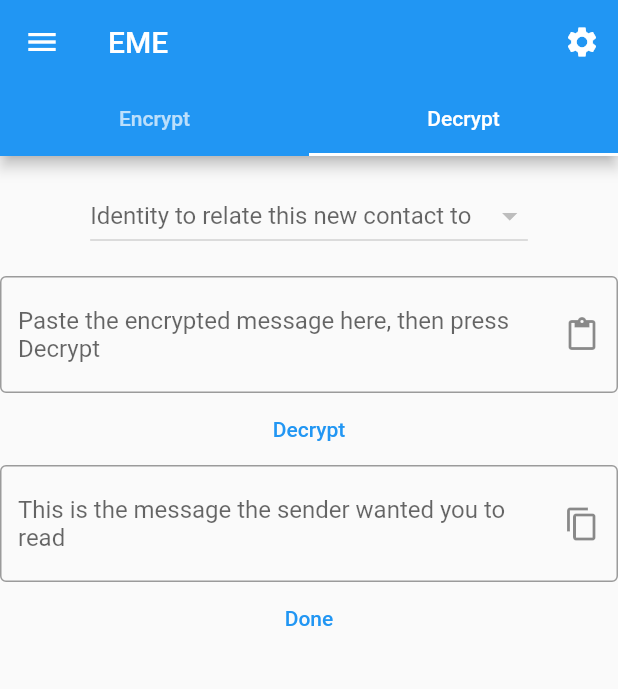
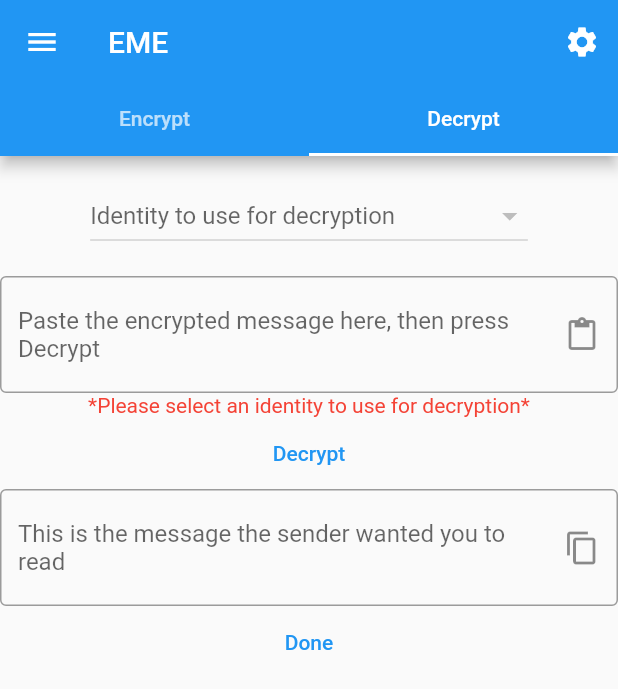
Before and after one commit to Minetest-j45/eme, a Flutter app: the screen it shows after launch, tab 2 chosen, after a tap on "Decrypt", on a phone screen of 412 x 824 dp. Shown: the top 689 px of the screen. Run offline on Flutter 3.47's test engine with Material 2 defaults, Android fonts, the phone set to English and light mode, and no system bars; our stand-ins replace flutter_secure_storage, qr_flutter, toggle_switch; missing offline and left inert: app_settings, clipboard, fast_rsa, qr_code_scanner.

Commit message:
Refine UI

```diff
--- a/lib/home.dart
+++ b/lib/home.dart
@@ -19,6 +19,8 @@ class HomePage extends StatefulWidget {
 
 class _HomePageState extends State<HomePage>
     with SingleTickerProviderStateMixin {
+  String _decryptErr = "";
+
   Future<Widget> _contactList() async {
     List<Contact> conts = await Contacts().read();
     List<Contact> filtered = [];
@@ -124,7 +126,7 @@ class _HomePageState extends State<HomePage>
         value: _selectedIdentity == "" ? null : _selectedIdentity,
         hint: SizedBox(
             width: MediaQuery.of(context).size.width * 0.65,
-            child: const Text("Identity to relate this new contact to")),
+            child: const Text("Identity to use for decryption")),
         items: identitiesStrs.map<DropdownMenuItem<String>>((String value) {
           return DropdownMenuItem<String>(
             value: value,
@@ -143,6 +145,10 @@ class _HomePageState extends State<HomePage>
   final _decryptedController = TextEditingController();
   @override
   Widget build(BuildContext context) {
+    String nicename = ": ${widget.currIdentity}";
+    if (widget.currIdentity == '') {
+      nicename = " all:";
+    }
     return MaterialApp(
         home: DefaultTabController(
       length: 2,
@@ -247,7 +253,7 @@ class _HomePageState extends State<HomePage>
               child: Column(
                 mainAxisAlignment: MainAxisAlignment.center,
                 children: <Widget>[
-                  const Text('Welcome to EME'),
+                  Text('Contacts for${nicename}'),
                   FutureBuilder(
                     future: _contactList(),
                     builder: (context, snapshot) {
@@ -260,8 +266,8 @@ class _HomePageState extends State<HomePage>
                       return const CircularProgressIndicator();
                     },
                   ),
-                  TextButton(
-                    child: const Text('Add new contact'),
+                  FloatingActionButton(
+                    child: const Icon(Icons.person_add_alt_1),
                     onPressed: () {
                       setState(() {
                         Navigator.push(
@@ -305,17 +311,36 @@ class _HomePageState extends State<HomePage>
                 maxLines: null,
                 keyboardType: TextInputType.multiline,
               ),
+              Text(
+                _decryptErr,
+                style: TextStyle(color: Colors.red),
+              ),
               TextButton(
                   child: const Text('Decrypt'),
                   onPressed: () async {
-                    Identity? id = await Identities().get(widget.currIdentity);
+                    Identity? id = await Identities().get(_selectedIdentity) ??
+                        await Identities().get(widget.currIdentity);
 
-                    var decrypted = await RSA.decryptOAEP(
-                        _rawController.text, "", Hash.SHA256, id!.priv);
+                    print(id);
+                    if (id == null) {
+                      _decryptErr =
+                          "*Please select an identity to use for decryption*";
+                      setState(() {});
+                      return;
+                    }
 
-                    setState(() {
-                      _decryptedController.text = decrypted;
-                    });
+                    try {
+                      String decrypted = await RSA.decryptOAEP(
+                          _rawController.text, "", Hash.SHA256, id!.priv);
+                      setState(() {
+                        _decryptedController.text = decrypted;
+                      });
+                    } on RSAException catch (e) {
+                      _decryptErr =
+                          "*This doesnt seem to be a valid encrypted message*";
+                      setState(() {});
+                      return;
+                    }
                   }),
               TextFormField(
                 controller: _decryptedController,
```
Also changed, not shown: lib/newcontact.dart (+22 -3 lines).
